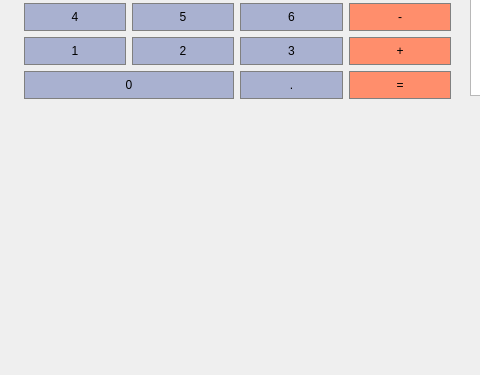
Qt form Calculator_Final/mainwindow.ui (felinaviriya/Algorithm_Final_Calculator_Improved) before a commit; both pictures show x 0 to 480 and y 225 to 600 of the 800 by 600 pixel window.
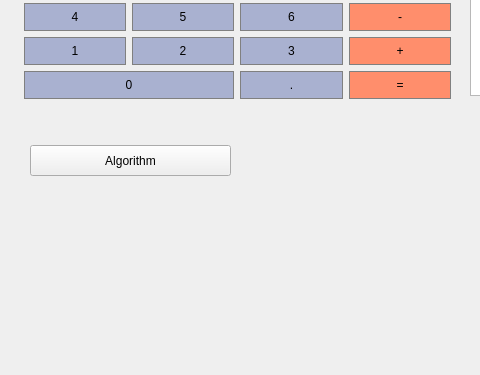
The same form after that commit.

What changed in the file:
```diff
--- a/Calculator_Final/mainwindow.ui
+++ b/Calculator_Final/mainwindow.ui
@@ -723,6 +723,19 @@
      </rect>
     </property>
    </widget>
+   <widget class="QPushButton" name="pushButton_2">
+    <property name="geometry">
+     <rect>
+      <x>30</x>
+      <y>370</y>
+      <width>201</width>
+      <height>31</height>
+     </rect>
+    </property>
+    <property name="text">
+     <string>Algorithm</string>
+    </property>
+   </widget>
   </widget>
   <widget class="QMenuBar" name="menubar">
    <property name="geometry">
```
